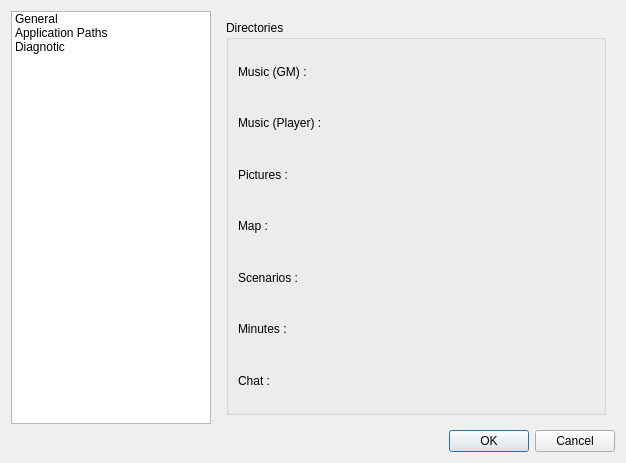
This is src/preferences/preferencesdialogbox.ui in Rolisteam/rolisteam as Qt 5 draws it before an edit. The edited form follows.
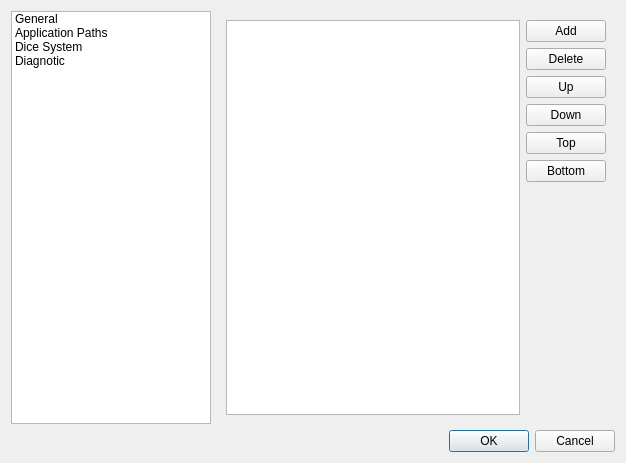
This is the edited form. Custom widgets are drawn as their Qt base class.

Commit message: -add dicealiasmodel class and add new panel into the preferencesdialogbox to edit the model.

Diff of the .ui file:
```diff
--- a/src/preferences/preferencesdialogbox.ui
+++ b/src/preferences/preferencesdialogbox.ui
@@ -40,6 +40,11 @@
          <string>Application Paths</string>
         </property>
        </item>
+       <item>
+        <property name="text">
+         <string>Dice System</string>
+        </property>
+       </item>
        <item>
         <property name="text">
          <string>Diagnotic</string>
@@ -50,7 +55,7 @@
      <item>
       <widget class="QStackedWidget" name="stackedWidget">
        <property name="currentIndex">
-        <number>1</number>
+        <number>2</number>
        </property>
        <widget class="QWidget" name="General">
         <layout class="QVBoxLayout" name="verticalLayout_6">
@@ -313,6 +318,72 @@
          </item>
         </layout>
        </widget>
+       <widget class="QWidget" name="page">
+        <layout class="QHBoxLayout" name="horizontalLayout_10">
+         <item>
+          <widget class="QTableView" name="m_tableViewAlias"/>
+         </item>
+         <item>
+          <layout class="QVBoxLayout" name="verticalLayout_9">
+           <item>
+            <widget class="QPushButton" name="m_addDiceAliasAct">
+             <property name="text">
+              <string>Add</string>
+             </property>
+            </widget>
+           </item>
+           <item>
+            <widget class="QPushButton" name="m_delDiceAliasAct">
+             <property name="text">
+              <string>Delete</string>
+             </property>
+            </widget>
+           </item>
+           <item>
+            <widget class="QPushButton" name="m_upDiceAliasAct">
+             <property name="text">
+              <string>Up</string>
+             </property>
+            </widget>
+           </item>
+           <item>
+            <widget class="QPushButton" name="m_downDiceAliasAct">
+             <property name="text">
+              <string>Down</string>
+             </property>
+            </widget>
+           </item>
+           <item>
+            <widget class="QPushButton" name="m_topDiceAliasAct">
+             <property name="text">
+              <string>Top</string>
+             </property>
+            </widget>
+           </item>
+           <item>
+            <widget class="QPushButton" name="m_bottomDiceAliasAct">
+             <property name="text">
+              <string>Bottom</string>
+             </property>
+            </widget>
+           </item>
+           <item>
+            <spacer name="verticalSpacer">
+             <property name="orientation">
+              <enum>Qt::Vertical</enum>
+             </property>
+             <property name="sizeHint" stdset="0">
+              <size>
+               <width>20</width>
+               <height>40</height>
+              </size>
+             </property>
+            </spacer>
+           </item>
+          </layout>
+         </item>
+        </layout>
+       </widget>
        <widget class="QWidget" name="Diag">
         <layout class="QVBoxLayout" name="verticalLayout_7">
          <item>
```
The commit also changes 3 other files.
